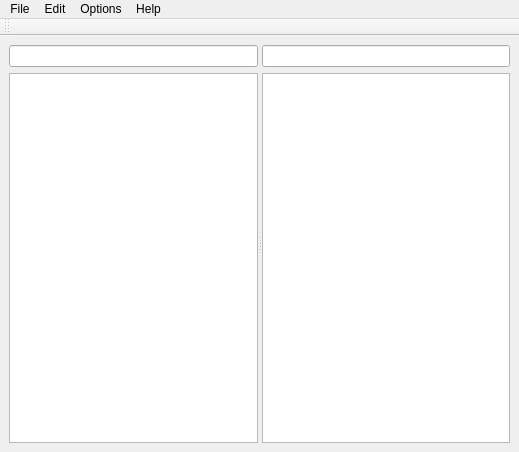
Qt form mainwindow.ui (YmiR1710/qexplorer) before a commit.
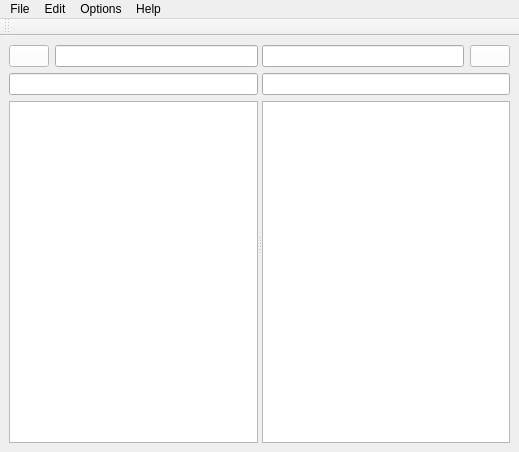
The same form after that commit. Icons and pictures are not drawn.

Commit message: added search line

```diff
--- a/mainwindow.ui
+++ b/mainwindow.ui
@@ -23,6 +23,25 @@
       <widget class="QWidget" name="">
        <layout class="QVBoxLayout" name="verticalLayout">
         <item>
+         <layout class="QHBoxLayout" name="horizontalLayout_2">
+          <item>
+           <widget class="QPushButton" name="search_button_1">
+            <property name="cursor">
+             <cursorShape>PointingHandCursor</cursorShape>
+            </property>
+            <property name="styleSheet">
+             <string notr="true">background-color: white;</string>
+            </property>
+            <property name="text">
+             <string/>
+            </property>
+            <property name="icon">
+             <iconset>
+              <normaloff>icons/search_icon.png</normaloff>icons/search_icon.png</iconset>
+            </property>
+           </widget>
+          </item>
+          <item>
          <widget class="QLineEdit" name="lineEdit_1">
           <property name="sizePolicy">
            <sizepolicy hsizetype="Expanding" vsizetype="Fixed">
@@ -32,6 +51,11 @@
           </property>
          </widget>
         </item>
+         </layout>
+        </item>
+        <item>
+         <widget class="QLineEdit" name="search_1"/>
+        </item>
         <item>
          <widget class="QListView" name="listView_1"/>
         </item>
@@ -40,9 +64,45 @@
       <widget class="QWidget" name="">
        <layout class="QVBoxLayout" name="verticalLayout_2">
         <item>
+         <layout class="QHBoxLayout" name="horizontalLayout">
+          <item>
          <widget class="QLineEdit" name="lineEdit_2"/>
         </item>
         <item>
+           <widget class="QPushButton" name="search_button_2">
+            <property name="minimumSize">
+             <size>
+              <width>0</width>
+              <height>0</height>
+             </size>
+            </property>
+            <property name="cursor">
+             <cursorShape>PointingHandCursor</cursorShape>
+            </property>
+            <property name="styleSheet">
+             <string notr="true">background-color: white;</string>
+            </property>
+            <property name="text">
+             <string/>
+            </property>
+            <property name="icon">
+             <iconset>
+              <normaloff>icons/search_icon.png</normaloff>icons/search_icon.png</iconset>
+            </property>
+            <property name="iconSize">
+             <size>
+              <width>16</width>
+              <height>16</height>
+             </size>
+            </property>
+           </widget>
+          </item>
+         </layout>
+        </item>
+        <item>
+         <widget class="QLineEdit" name="search_2"/>
+        </item>
+        <item>
          <widget class="QListView" name="listView_2"/>
         </item>
        </layout>
```
Left out of the diff: 3 changed lines with no effect on the pictures. Lines whose indentation alone changed are shown as unchanged. The commit also changes 5 other files.
